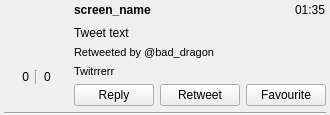
Old version of the form lib/twitrrerr/ui/tweet.ui in the repository nilsding/twitrrerr.
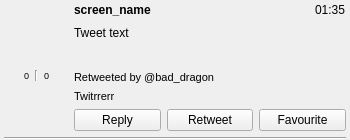
New version of the form.

```diff
--- a/lib/twitrrerr/ui/tweet.ui
+++ b/lib/twitrrerr/ui/tweet.ui
@@ -6,14 +6,26 @@
    <rect>
     <x>0</x>
     <y>0</y>
-    <width>300</width>
-    <height>110</height>
+    <width>350</width>
+    <height>140</height>
    </rect>
   </property>
   <property name="minimumSize">
    <size>
-    <width>300</width>
-    <height>110</height>
+    <width>350</width>
+    <height>140</height>
+   </size>
+  </property>
+  <property name="maximumSize">
+   <size>
+    <width>16777215</width>
+    <height>16777215</height>
+   </size>
+  </property>
+  <property name="sizeIncrement">
+   <size>
+    <width>0</width>
+    <height>0</height>
    </size>
   </property>
   <property name="windowTitle">
@@ -59,6 +71,11 @@
         <layout class="QHBoxLayout" name="horizontalLayout_4">
          <item>
           <widget class="QLabel" name="ql_followers_count">
+           <property name="font">
+            <font>
+             <pointsize>7</pointsize>
+            </font>
+           </property>
            <property name="text">
             <string notr="true">0</string>
            </property>
@@ -79,6 +96,11 @@
          </item>
          <item>
           <widget class="QLabel" name="ql_friends_count">
+           <property name="font">
+            <font>
+             <pointsize>7</pointsize>
+            </font>
+           </property>
            <property name="text">
             <string notr="true">0</string>
            </property>
```
Left out of the diff: 2 changed lines with no effect on the pictures.
